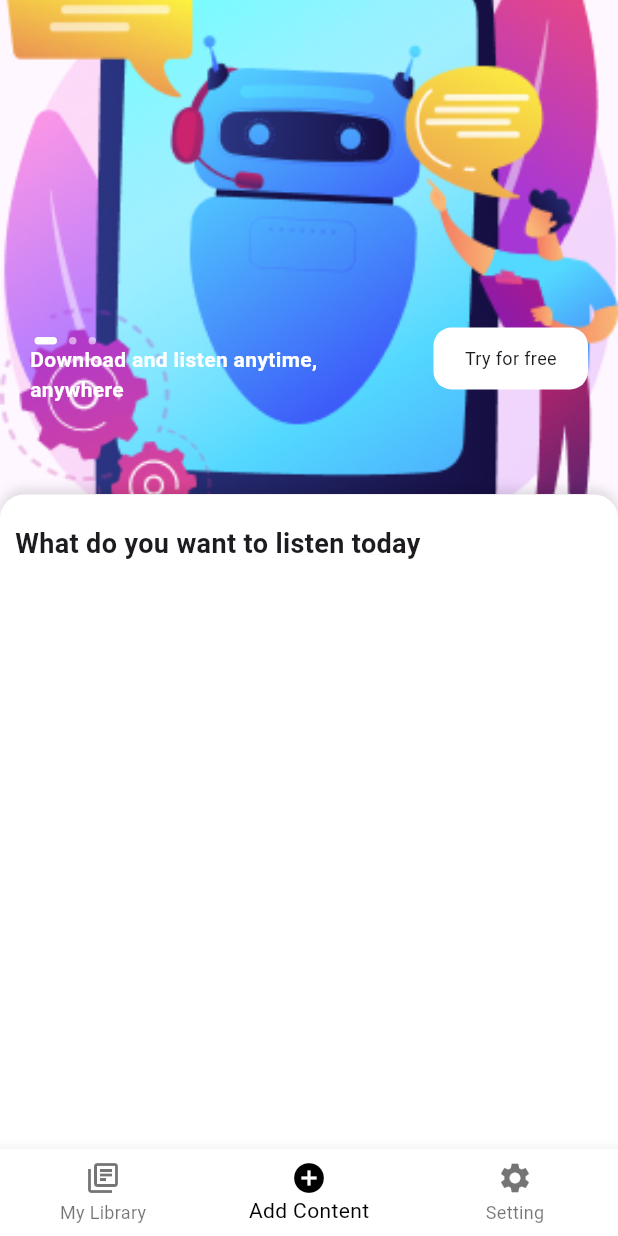
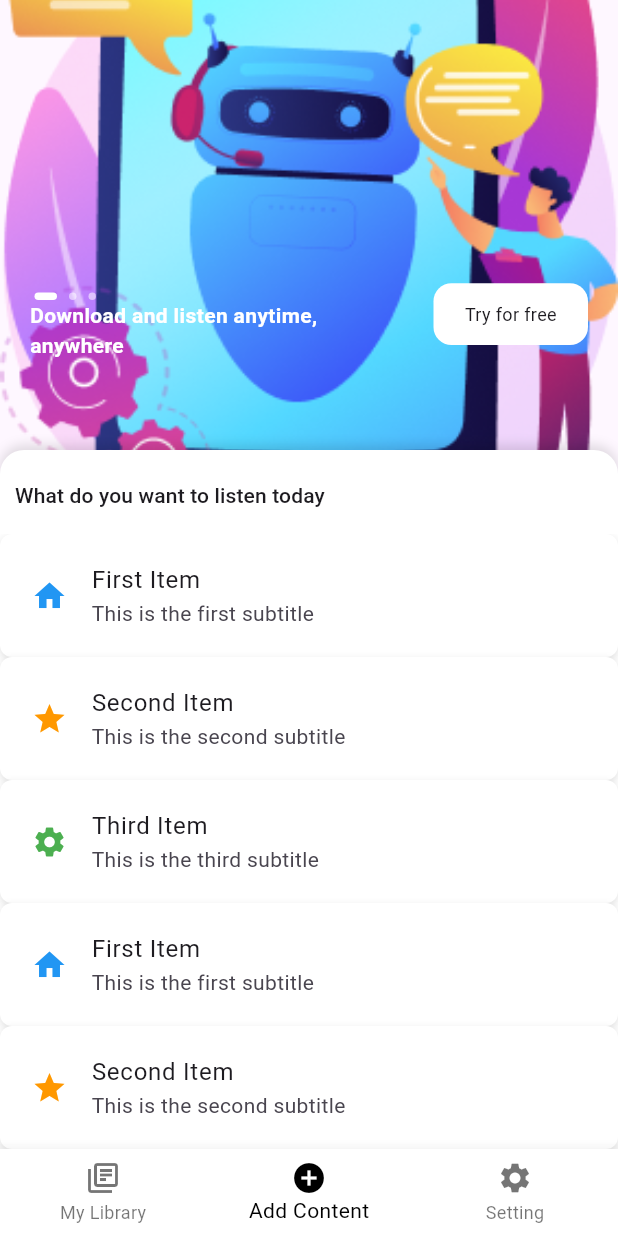
Before and after one commit to Bilal17809/listen_ai, a Flutter app: the screen it shows after launch, on a phone screen of 412 x 824 dp. Run offline on Flutter 3.47's test engine with Material 3 defaults, Android fonts, the phone set to English and light mode, and no system bars; drawn by our look-alikes of carousel_slider, smooth_page_indicator; our stand-ins replace get.

Commit message:
By Bilal

```diff
--- /dev/null
+++ b/lib/core/extension/build_extension.dart
@@ -0,0 +1,5 @@
+import 'package:flutter/material.dart';
+
+extension TextThemeExtension on BuildContext {
+  TextTheme get textTheme => Theme.of(this).textTheme;
+}
--- a/lib/presentation/add_content/screen/add_content.dart
+++ b/lib/presentation/add_content/screen/add_content.dart
@@ -1,4 +1,5 @@
 import 'package:flutter/material.dart';
+import 'package:get/get.dart';
 import 'package:listen_ai/core/theme/app_colors.dart';
 import '/core/services/category_services.dart';
 import '/core/theme/app_styles.dart';
@@ -12,72 +13,94 @@ class AddContent extends StatelessWidget {
     final screenW = MediaQuery.of(context).size.width;
 
     return Scaffold(
-      // backgroundColor: kWhite,
-      body: Column(
-        children: [
-          ClipRect(
-            child: ImageSliderWithFlutter(), // keep your widget
-          ),
-
-          // Positioned bottom content
-          Positioned(
-            top: 180,
-            left: 0,
-            right: 0,
-            bottom: 0,
-            child: Container(
+      body: SafeArea(
+        child: Stack(
+          children: [
+            SizedBox(
+              height:300,
+              child: ImageSliderWithFlutter(),
+            ),
+            Container(
+              margin: const EdgeInsets.only(top:300),
               width: screenW,
-              height: screenH * 0.7, // fixed height
+              height: screenH - 180,
               decoration: positionDecoration,
               child: Column(
                 crossAxisAlignment: CrossAxisAlignment.start,
                 children: [
-                  const Padding(
+                   Padding(
                     padding: EdgeInsets.only(top: 20, left: 10),
                     child: Text(
                       "What do you want to listen today",
-                      style: TextStyle(
-                        fontSize: 18,
-                        fontWeight: FontWeight.w600,
-                      ),
+                      style:context.textTheme.labelLarge
                     ),
                   ),
-                  // ✅ ListView inside Flexible space
-                  // Expanded(
-                  //   child: ListView.builder(
-                  //     itemCount: titles.length,
-                  //     itemBuilder: (context, index) {
-                  //       return Container(
-                  //         margin: const EdgeInsets.symmetric(
-                  //             horizontal: 10, vertical: 5),
-                  //         decoration: listviewDecoration,
-                  //         child: ListTile(
-                  //           leading: images[index],
-                  //           title: Text(
-                  //             titles[index],
-                  //             style: const TextStyle(
-                  //                 fontSize: 16,
-                  //                 fontWeight: FontWeight.bold),
-                  //           ),
-                  //           subtitle: Text(
-                  //             subtitles[index],
-                  //             style: const TextStyle(
-                  //                 fontSize: 14, color: Colors.grey),
-                  //           ),
-                  //         ),
-                  //       );
-                  //     },
-                  //   ),
-                  // ),
+                  const SizedBox(height: 16),
+
+                  Expanded(
+                    child: ListView.builder(
+                      padding: const EdgeInsets.only(bottom: 20),
+                      itemCount: titles.length,
+                      itemBuilder: (context, index) {
+                        return CardItem(
+                          leading:images[index],
+                          title:titles[index],
+                          subTitle:subtitles[index],);
+                        // return Container(
+                        //   margin: const EdgeInsets.symmetric(
+                        //       horizontal: 5, vertical: 5),
+                        //   decoration: listviewDecoration,
+                        //   child: ListTile(
+                        //     leading: images[index],
+                        //     title: Text(
+                        //       titles[index],
+                        //       style: const TextStyle(
+                        //         fontSize: 16,
+                        //         fontWeight: FontWeight.bold,
+                        //       ),
+                        //     ),
+                        //     subtitle: Text(
+                        //       subtitles[index],
+                        //       style: const TextStyle(
+                        //           fontSize: 14, color: Colors.grey),
+                        //     ),
+                        //   ),
+                        // );
+                      },
+                    ),
+                  ),
                 ],
               ),
             ),
-          ),
-        ],
+          ],
+        ),
       ),
     );
   }
 }
+
+// cardItem
+
+class CardItem extends StatelessWidget {
+  final Widget leading;
+  final String title;
+  final String subTitle;
+  const CardItem({super.key,required this.leading,required this.title,required this.subTitle});
+
+  @override
+  Widget build(BuildContext context) {
+    return Container(
+      padding: EdgeInsets.symmetric(horizontal: 5,vertical: 5),
+      decoration:listviewDecoration,
+      child:ListTile(
+      leading: leading,
+      title:Text(title),
+      subtitle: Text(subTitle),
+      ),
+    );
+  }
+}
+
 
 // Example data
 final List<String> titles = [
```
Also changed, not shown: lib/core/extension/extension.dart (line endings or trailing spaces), pubspec.lock.
